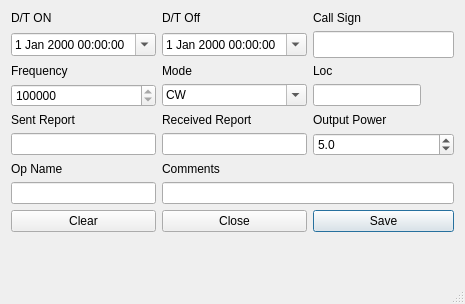
Qt form logdialog.ui (guitarpicva/RPiKeyerTerm) before a commit.
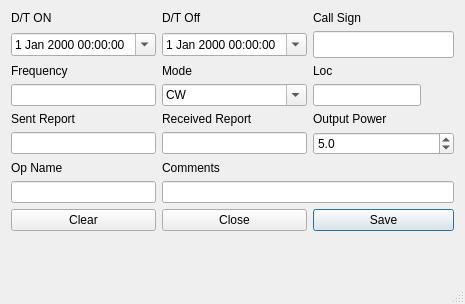
The same form after that commit.

What changed in the file:
```diff
--- a/logdialog.ui
+++ b/logdialog.ui
@@ -106,22 +106,6 @@
      </property>
     </widget>
    </item>
-   <item row="3" column="0">
-    <widget class="QSpinBox" name="logFrequencySpinBox">
-     <property name="minimum">
-      <number>100000</number>
-     </property>
-     <property name="maximum">
-      <number>29999999</number>
-     </property>
-     <property name="singleStep">
-      <number>100</number>
-     </property>
-     <property name="value">
-      <number>14035000</number>
-     </property>
-    </widget>
-   </item>
    <item row="7" column="0">
     <widget class="QLineEdit" name="logOpNameLineEdit">
      <property name="maxLength">
@@ -263,6 +247,9 @@
      </property>
     </widget>
    </item>
+   <item row="3" column="0">
+    <widget class="QLineEdit" name="logFrequencyLineEdit"/>
+   </item>
   </layout>
  </widget>
  <tabstops>
```
Left out of the diff: 1 changed line with no effect on the pictures.
